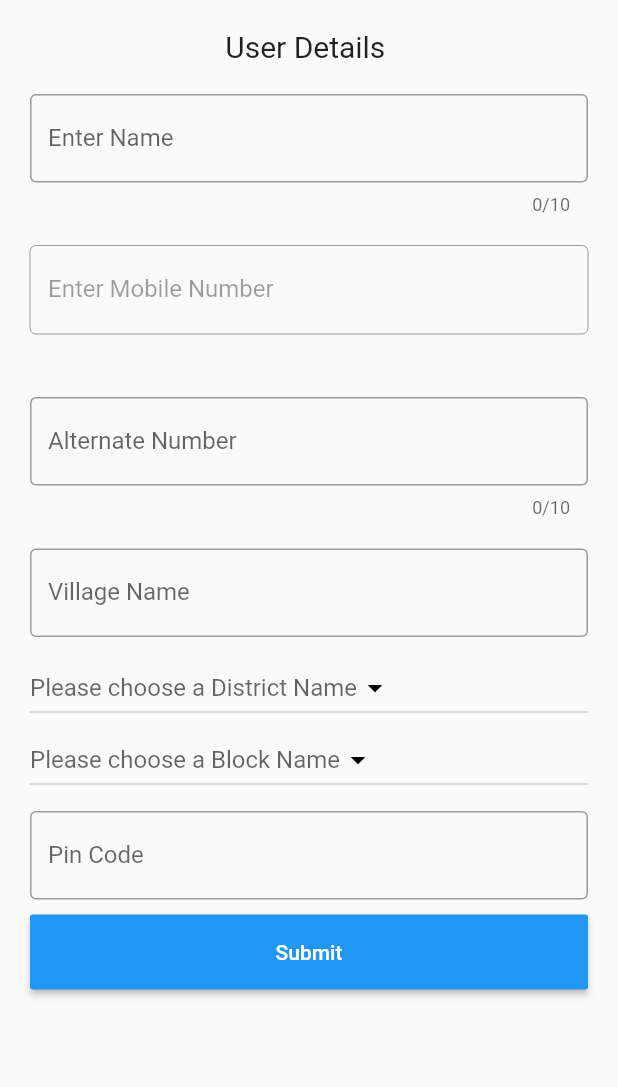
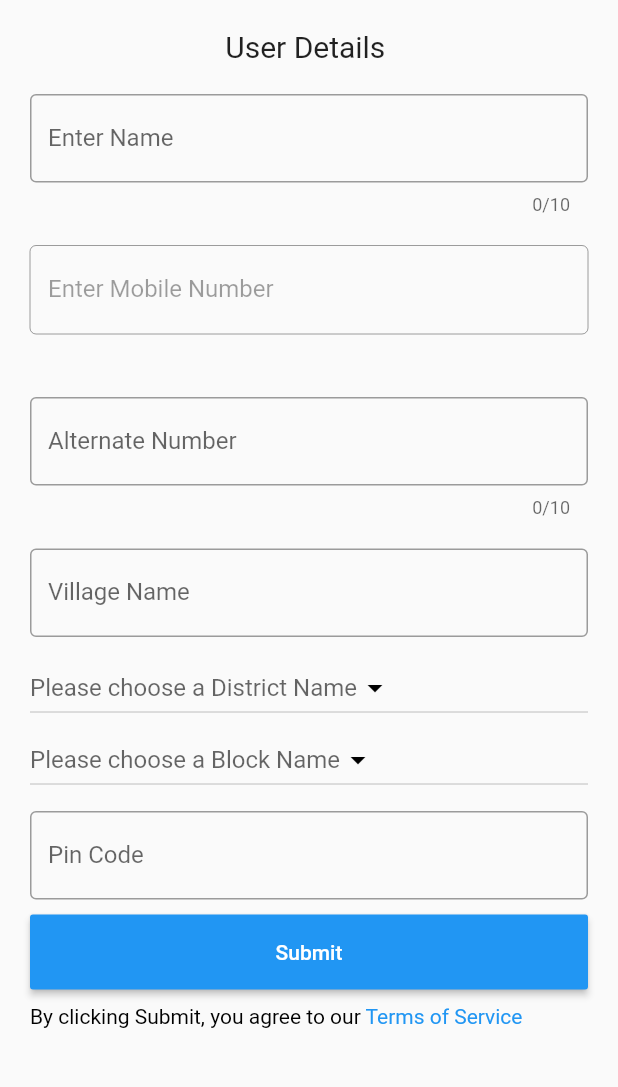
Before and after one commit to sansuman/Kishaan, a Flutter app: the UserDetails screen opened directly, on a phone screen of 412 x 824 dp, the part 83-1170 px from its top. Run offline on Flutter 3.47's test engine with Material 2 defaults, Android fonts, the phone set to English and light mode, and no system bars; our stand-ins replace camera, cloud_firestore, firebase_auth, firebase_core, image_picker; accounts and stored records are empty.

Commit message:
added agreement page code

```diff
--- a/Testing2/lib/pages/user_details_page.dart
+++ b/Testing2/lib/pages/user_details_page.dart
@@ -1,9 +1,10 @@
 
 import 'package:Testing2/pages/menu_containt_page.dart';
 import 'package:Testing2/text/text.dart';
+import 'package:flutter/gestures.dart';
 import 'package:flutter/material.dart';
 import 'package:flutter/services.dart';
-
+import 'AgreementDialog.dart' as fullAgreementDialog;
 
 class UserDetails extends StatefulWidget {
   UserDetails({Key key,this.userId}):super(key : key);
@@ -21,6 +22,8 @@ class _UserDetails extends State<UserDetails> {
  // TextEditingController phoneController = TextEditingController();
   String _chosenDistrictValue;
   String _chosenBlockValue;
+  // By defaut, the checkbox is unchecked and "agree" is "false"
+  bool agree = false;
   var otp =00000;
   final _scaffoldKey = GlobalKey<ScaffoldState>();
   @override
@@ -191,6 +194,31 @@ class _UserDetails extends State<UserDetails> {
                         },
                     )),
 
+                Container(
+                  height: 50,
+                    padding: EdgeInsets.fromLTRB(10, 10, 10, 0),
+                  child:  RichText(
+                      text: TextSpan(
+
+                          children: <TextSpan>[
+                      TextSpan(text: 'By clicking Submit, you agree to our ',
+                        style: TextStyle(color:Colors.black)),
+                      TextSpan(
+                          text: 'Terms of Service',
+                          style: TextStyle(color:Colors.blue),
+                          recognizer: TapGestureRecognizer()
+                            ..onTap = () {
+                              print('Terms of Service"');
+                              _openAgreeDialog(context);
+                            })
+                  ])
+
+                  )
+                ),
+
+
+
+
               ],
             )));
   }
@@ -232,4 +260,27 @@ class _UserDetails extends State<UserDetails> {
       },
     );
   }
+  // This function is triggered when the button is clicked
+  void _doSomething(String result, context){
+    // Do something
+    print('agree');
+  }
+  void _onAgree()
+  {
+
+  }
+  Future _openAgreeDialog(context) async {
+    String result = await Navigator.of(context).push(MaterialPageRoute(
+        builder: (BuildContext context) {
+          return fullAgreementDialog.CreateAgreement();
+        },
+        //true to display with a dismiss button rather than a return navigation arrow
+        fullscreenDialog: true));
+    if (result != null) {
+      _doSomething(result, context);
+    } else {
+      print('you could do another action here if they cancel');
+    }
+  }
+
 }
```
Also changed, not shown: Testing2/lib/pages/AgreementDialog.dart (added, +89 -0 lines).
